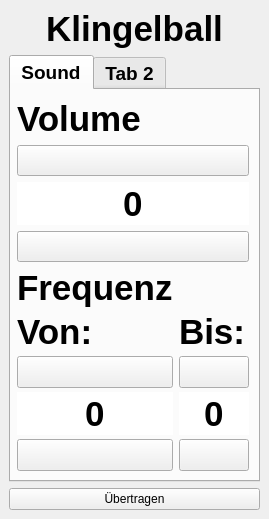
This is klingelballui.ui in Sammasas/Klingelball-App as Qt 5 draws it before an edit. The edited form follows.
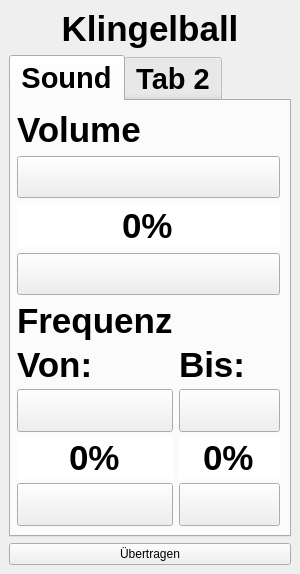
This is the edited form. Icons and pictures are not drawn.

Commit message: Ui Updated Button icon size & desgin stylesheet

Patch:
```diff
--- a/klingelballui.ui
+++ b/klingelballui.ui
@@ -49,7 +49,7 @@
       <property name="font">
        <font>
         <family>SansSerif</family>
-        <pointsize>14</pointsize>
+        <pointsize>22</pointsize>
         <bold>true</bold>
        </font>
       </property>
@@ -153,6 +153,9 @@
             <property name="keyboardTracking">
              <bool>false</bool>
             </property>
+            <property name="suffix">
+             <string>%</string>
+            </property>
             <property name="maximum">
              <number>100</number>
             </property>
@@ -339,6 +342,9 @@
             <property name="keyboardTracking">
              <bool>false</bool>
             </property>
+            <property name="suffix">
+             <string>%</string>
+            </property>
             <property name="maximum">
              <number>100</number>
             </property>
@@ -382,6 +388,9 @@
             <property name="keyboardTracking">
              <bool>false</bool>
             </property>
+            <property name="suffix">
+             <string>%</string>
+            </property>
             <property name="maximum">
              <number>100</number>
             </property>
```
Left out of the diff: 10 changed lines with no effect on the pictures. The commit also changes 6 other files.
